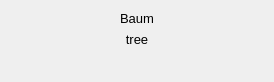
Above: src/practice/practice_widget_flashcard.ui from KDE/parley before the change. Below: the same form after it.
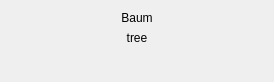
That is the form after the change.

Commit message:
remove hardcoded font sizes
bug:255027

Diff of the .ui file:
```diff
--- a/src/practice/practice_widget_flashcard.ui
+++ b/src/practice/practice_widget_flashcard.ui
@@ -13,11 +13,6 @@
   <layout class="QVBoxLayout" name="verticalLayout">
    <item>
     <widget class="QLabel" name="questionLabel">
-     <property name="font">
-      <font>
-       <pointsize>10</pointsize>
-      </font>
-     </property>
      <property name="text">
       <string comment="KDE::DoNotExtract">Baum</string>
      </property>
@@ -31,11 +26,6 @@
    </item>
    <item>
     <widget class="QLabel" name="solutionLabel">
-     <property name="font">
-      <font>
-       <pointsize>10</pointsize>
-      </font>
-     </property>
      <property name="text">
       <string comment="KDE::DoNotExtract">tree</string>
      </property>
```
The commit also changes 5 other files.
